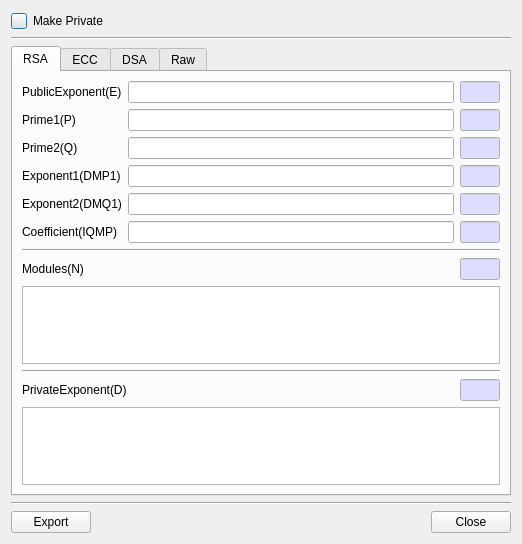
Old version of the form BerEditor/make_pri_key_dlg.ui in the repository jykim74/BerEditor.
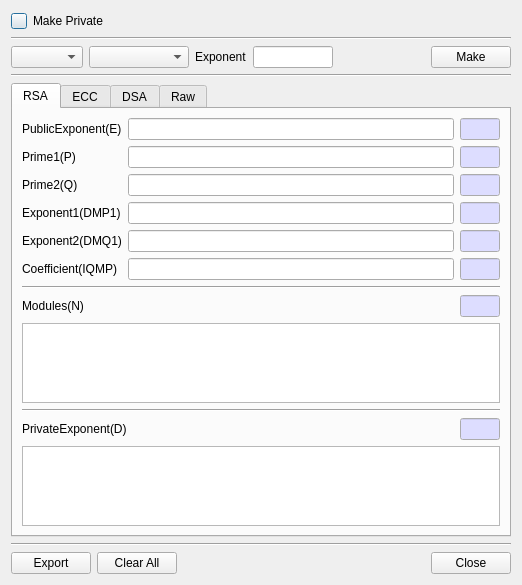
New version of the form. The open tabs and pages were chosen to show the change. Icons and pictures are not drawn.

```diff
--- a/BerEditor/make_pri_key_dlg.ui
+++ b/BerEditor/make_pri_key_dlg.ui
@@ -7,7 +7,7 @@
     <x>0</x>
     <y>0</y>
     <width>518</width>
-    <height>544</height>
+    <height>585</height>
    </rect>
   </property>
   <property name="windowTitle">
@@ -65,6 +65,76 @@
      </property>
     </widget>
    </item>
+   <item>
+    <layout class="QGridLayout" name="gridLayout_17">
+     <property name="topMargin">
+      <number>0</number>
+     </property>
+     <item row="0" column="5">
+      <widget class="QPushButton" name="mMakeBtn">
+       <property name="text">
+        <string>Make</string>
+       </property>
+      </widget>
+     </item>
+     <item row="0" column="2">
+      <widget class="QLabel" name="mExponentLabel">
+       <property name="text">
+        <string>Exponent</string>
+       </property>
+      </widget>
+     </item>
+     <item row="0" column="0">
+      <widget class="QComboBox" name="mAlgCombo"/>
+     </item>
+     <item row="0" column="1">
+      <widget class="QComboBox" name="mParamCombo">
+       <property name="minimumSize">
+        <size>
+         <width>100</width>
+         <height>0</height>
+        </size>
+       </property>
+      </widget>
+     </item>
+     <item row="0" column="4">
+      <spacer name="horizontalSpacer_14">
+       <property name="orientation">
+        <enum>Qt::Horizontal</enum>
+       </property>
+       <property name="sizeHint" stdset="0">
+        <size>
+         <width>40</width>
+         <height>20</height>
+        </size>
+       </property>
+      </spacer>
+     </item>
+     <item row="0" column="3">
+      <widget class="QLineEdit" name="mExponentText">
+       <property name="minimumSize">
+        <size>
+         <width>80</width>
+         <height>0</height>
+        </size>
+       </property>
+       <property name="maximumSize">
+        <size>
+         <width>80</width>
+         <height>16777215</height>
+        </size>
+       </property>
+      </widget>
+     </item>
+    </layout>
+   </item>
+   <item>
+    <widget class="Line" name="line_13">
+     <property name="orientation">
+      <enum>Qt::Horizontal</enum>
+     </property>
+    </widget>
+   </item>
    <item>
     <widget class="QTabWidget" name="mTabWidget">
      <property name="minimumSize">
@@ -457,7 +527,11 @@
         </layout>
        </item>
        <item>
-        <widget class="QPlainTextEdit" name="plainTextEdit"/>
+        <widget class="QPlainTextEdit" name="mRSA_NText">
+         <property name="acceptDrops">
+          <bool>false</bool>
+         </property>
+        </widget>
        </item>
        <item>
         <widget class="Line" name="line_4">
@@ -531,7 +605,11 @@
         </layout>
        </item>
        <item>
-        <widget class="QPlainTextEdit" name="plainTextEdit_2"/>
+        <widget class="QPlainTextEdit" name="mRSA_DText">
+         <property name="acceptDrops">
+          <bool>false</bool>
+         </property>
+        </widget>
        </item>
       </layout>
      </widget>
@@ -1421,11 +1499,17 @@
    <item>
     <layout class="QGridLayout" name="gridLayout">
      <item row="0" column="2">
-      <widget class="QPushButton" name="mCloseBtn">
-       <property name="text">
-        <string>Close</string>
+      <spacer name="horizontalSpacer">
+       <property name="orientation">
+        <enum>Qt::Horizontal</enum>
        </property>
-      </widget>
+       <property name="sizeHint" stdset="0">
+        <size>
+         <width>40</width>
+         <height>20</height>
+        </size>
+       </property>
+      </spacer>
      </item>
      <item row="0" column="0">
       <widget class="QPushButton" name="mExportBtn">
@@ -1434,18 +1518,19 @@
        </property>
       </widget>
      </item>
+     <item row="0" column="3">
+      <widget class="QPushButton" name="mCloseBtn">
+       <property name="text">
+        <string>Close</string>
+       </property>
+      </widget>
+     </item>
      <item row="0" column="1">
-      <spacer name="horizontalSpacer">
-       <property name="orientation">
-        <enum>Qt::Horizontal</enum>
+      <widget class="QPushButton" name="mClearAllBtn">
+       <property name="text">
+        <string>Clear All</string>
        </property>
-       <property name="sizeHint" stdset="0">
-        <size>
-         <width>40</width>
-         <height>20</height>
-        </size>
-       </property>
-      </spacer>
+      </widget>
      </item>
     </layout>
    </item>
```
Left out of the diff: 110 changed lines with no effect on the pictures.
